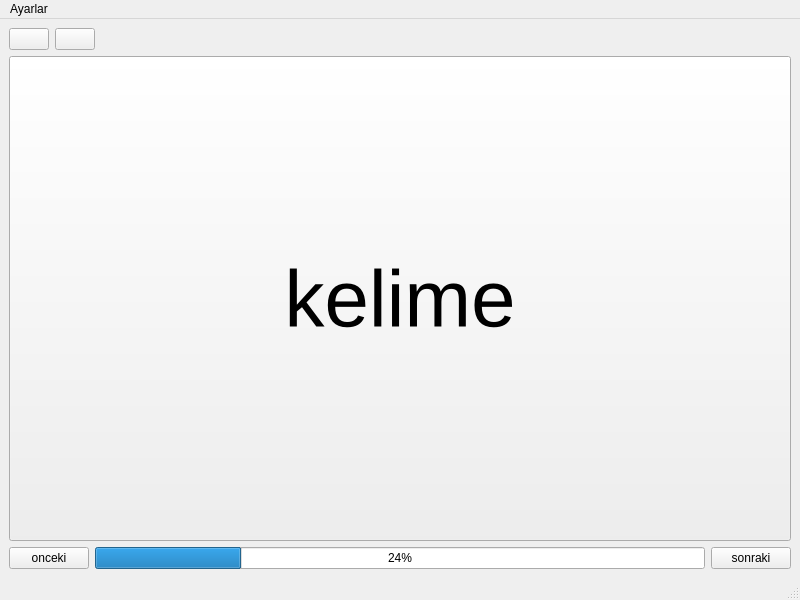
The window that flashcardtekrar.ui (SuatCobankaya/ingilizce) describes before a commit, drawn with Qt 5.
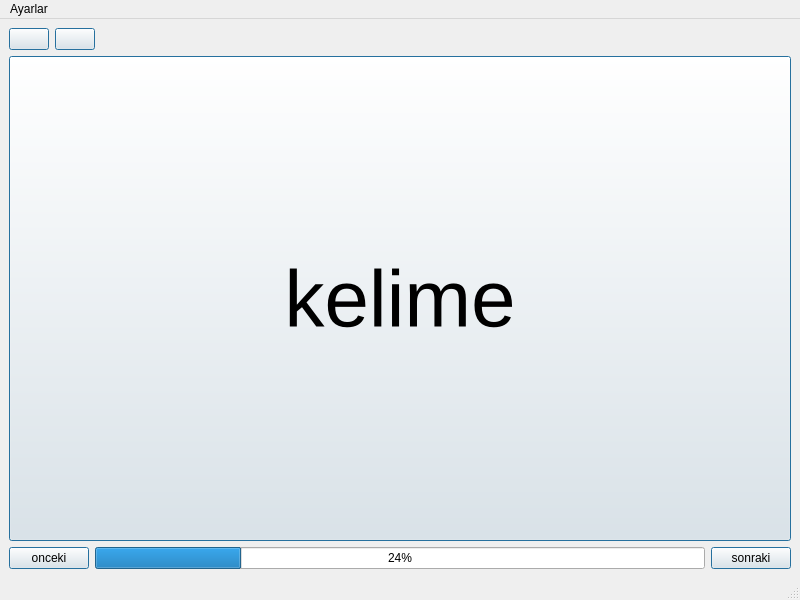
The same window after the commit. Icons and pictures are not drawn.

```diff
--- a/flashcardtekrar.ui
+++ b/flashcardtekrar.ui
@@ -23,7 +23,11 @@
          <string/>
         </property>
         <property name="icon">
-         <iconset theme="QIcon::ThemeIcon::GoPrevious"/>
+         <iconset>
+          <normaloff>geri.png</normaloff>geri.png</iconset>
+        </property>
+        <property name="default">
+         <bool>true</bool>
         </property>
        </widget>
       </item>
@@ -33,7 +37,11 @@
          <string/>
         </property>
         <property name="icon">
-         <iconset theme="QIcon::ThemeIcon::GoHome"/>
+         <iconset>
+          <normaloff>main.png</normaloff>main.png</iconset>
+        </property>
+        <property name="default">
+         <bool>true</bool>
         </property>
        </widget>
       </item>
@@ -68,6 +76,9 @@
       <property name="text">
        <string>kelime</string>
       </property>
+      <property name="default">
+       <bool>true</bool>
+      </property>
      </widget>
     </item>
     <item>
@@ -77,6 +88,9 @@
         <property name="text">
          <string>onceki</string>
         </property>
+        <property name="default">
+         <bool>true</bool>
+        </property>
        </widget>
       </item>
       <item>
@@ -91,6 +105,9 @@
         <property name="text">
          <string>sonraki</string>
         </property>
+        <property name="default">
+         <bool>true</bool>
+        </property>
        </widget>
       </item>
      </layout>
```
